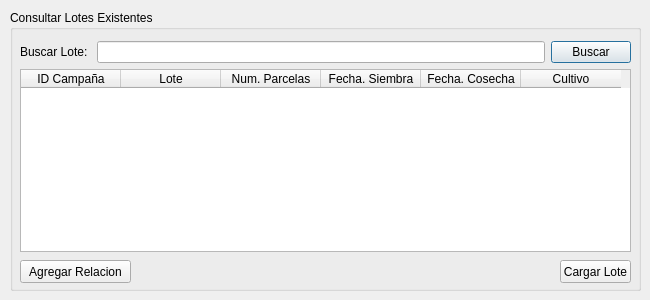
Qt form ui/dialogs/lote_dialog.ui (franciscocontreras93/agrae) before a commit.
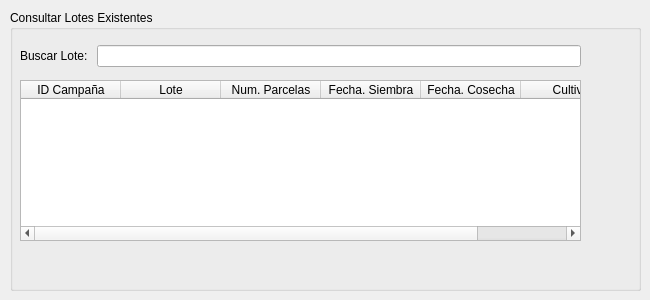
The same form after that commit.

Patch:
```diff
--- a/ui/dialogs/lote_dialog.ui
+++ b/ui/dialogs/lote_dialog.ui
@@ -42,29 +42,34 @@
      <rect>
       <x>10</x>
       <y>31</y>
-      <width>611</width>
-      <height>211</height>
+      <width>561</width>
+      <height>31</height>
      </rect>
     </property>
-    <layout class="QGridLayout" name="gridLayout">
-     <item row="1" column="1">
+    <layout class="QGridLayout" name="gridLayout" rowstretch="0,0">
+     <item row="0" column="1">
       <widget class="QLineEdit" name="lineEdit"/>
      </item>
-     <item row="1" column="0">
+     <item row="0" column="0">
       <widget class="QLabel" name="label">
        <property name="text">
         <string>Buscar Lote: </string>
        </property>
       </widget>
      </item>
-     <item row="1" column="2">
-      <widget class="QPushButton" name="btn_buscar">
-       <property name="text">
-        <string>Buscar</string>
-       </property>
-      </widget>
-     </item>
-     <item row="2" column="0" colspan="3">
+    </layout>
+   </widget>
+   <widget class="QWidget" name="verticalLayoutWidget">
+    <property name="geometry">
+     <rect>
+      <x>10</x>
+      <y>70</y>
+      <width>561</width>
+      <height>161</height>
+     </rect>
+    </property>
+    <layout class="QVBoxLayout" name="verticalLayout">
+     <item>
       <widget class="QTableWidget" name="tableWidget">
        <property name="sizeAdjustPolicy">
         <enum>QAbstractScrollArea::AdjustToContents</enum>
@@ -109,31 +114,63 @@
      </item>
     </layout>
    </widget>
-   <widget class="QPushButton" name="btn_cargar_lote">
+   <widget class="QWidget" name="verticalLayoutWidget_2">
     <property name="geometry">
      <rect>
-      <x>550</x>
-      <y>250</y>
-      <width>71</width>
-      <height>23</height>
+      <x>580</x>
+      <y>70</y>
+      <width>34</width>
+      <height>161</height>
      </rect>
     </property>
-    <property name="text">
-     <string>Cargar Lote</string>
-    </property>
-   </widget>
-   <widget class="QPushButton" name="pushButton_2">
-    <property name="geometry">
-     <rect>
-      <x>10</x>
-      <y>250</y>
-      <width>111</width>
-      <height>23</height>
-     </rect>
-    </property>
-    <property name="text">
-     <string>Agregar Relacion</string>
-    </property>
+    <layout class="QVBoxLayout" name="verticalLayout_2">
+     <item>
+      <widget class="QPushButton" name="pushButton_2">
+       <property name="text">
+        <string/>
+       </property>
+       <property name="flat">
+        <bool>true</bool>
+       </property>
+      </widget>
+     </item>
+     <item>
+      <widget class="QPushButton" name="pushButton_3">
+       <property name="text">
+        <string/>
+       </property>
+       <property name="flat">
+        <bool>true</bool>
+       </property>
+      </widget>
+     </item>
+     <item>
+      <widget class="QPushButton" name="btn_cargar_lote">
+       <property name="text">
+        <string/>
+       </property>
+       <property name="flat">
+        <bool>true</bool>
+       </property>
+      </widget>
+     </item>
+     <item>
+      <widget class="QPushButton" name="btn_reload">
+       <property name="enabled">
+        <bool>false</bool>
+       </property>
+       <property name="toolTip">
+        <string>Añadir Lote al Mapa</string>
+       </property>
+       <property name="text">
+        <string/>
+       </property>
+       <property name="flat">
+        <bool>true</bool>
+       </property>
+      </widget>
+     </item>
+    </layout>
    </widget>
   </widget>
  </widget>
```
